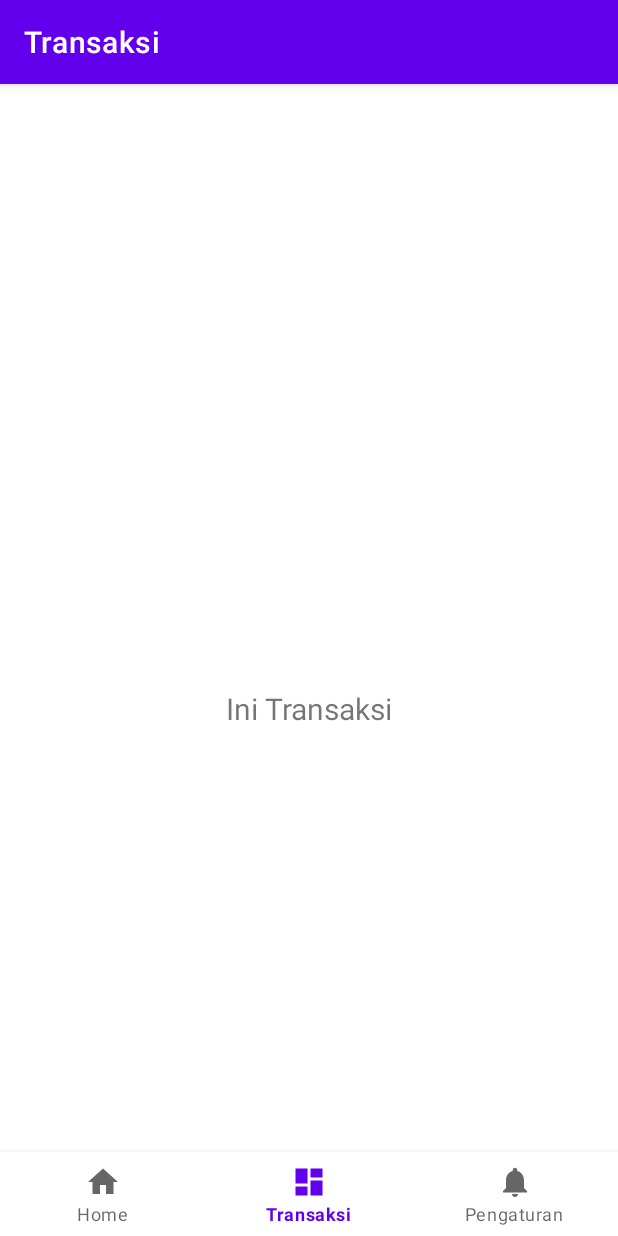
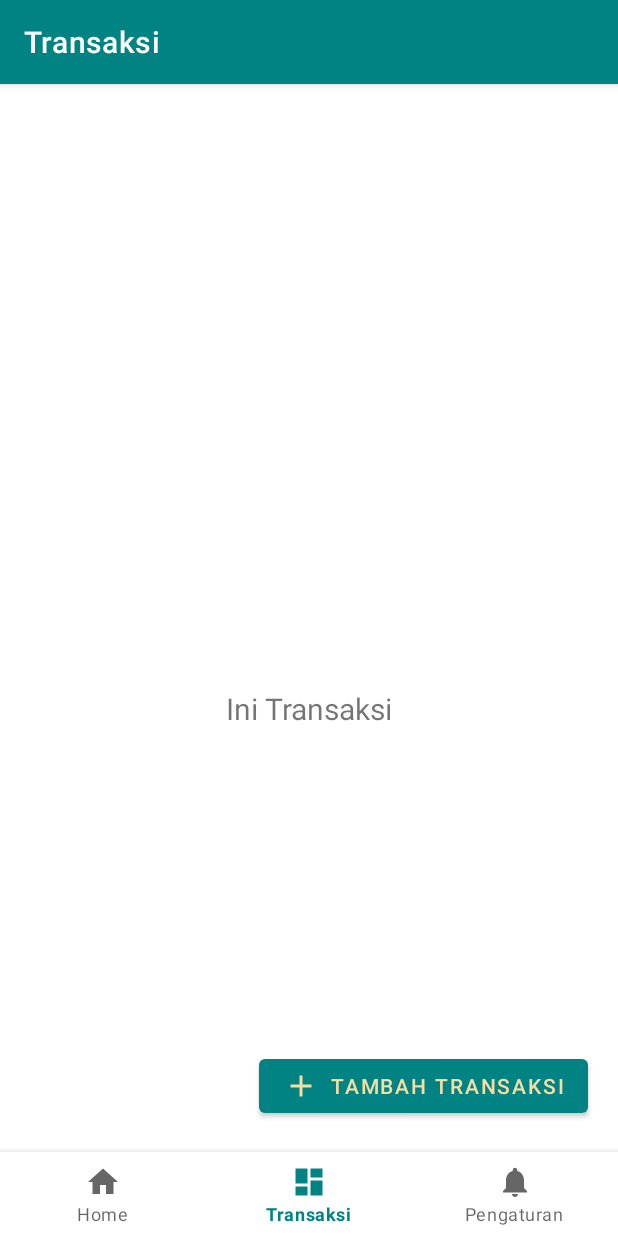
Before and after one commit to dorizx/SelenaApp, an Android app: the TransactionFragment screen opened through its navigation route, on a phone screen of 412 x 824 dp. Run offline under Robolectric (Android 15) with nearby library versions, the phone set to English and light mode, and no system bars; our stand-ins replace navigation-ui.

Commit message:
change color

```diff
--- /dev/null
+++ b/app/src/main/res/drawable/ic_add.xml
@@ -0,0 +1,5 @@
+<vector xmlns:android="http://schemas.android.com/apk/res/android" android:height="24dp" android:tint="#000000" android:viewportHeight="24" android:viewportWidth="24" android:width="24dp">
+
+    <path android:fillColor="#FFFFFF" android:pathData="M19,13h-6v6h-2v-6H5v-2h6V5h2v6h6v2z"/>
+
+</vector>
--- a/app/src/main/res/layout/fragment_transaction.xml
+++ b/app/src/main/res/layout/fragment_transaction.xml
@@ -19,4 +19,25 @@
         app:layout_constraintEnd_toEndOf="parent"
         app:layout_constraintStart_toStartOf="parent"
         app:layout_constraintTop_toTopOf="parent" />
+
+    <com.google.android.material.button.MaterialButton
+        android:id="@+id/button_add_transaction"
+        android:layout_width="wrap_content"
+        android:layout_height="wrap_content"
+        android:layout_margin="20dp"
+        android:layout_marginEnd="28dp"
+        android:layout_marginBottom="80dp"
+        android:text="@string/add_transaction"
+        app:icon="@drawable/ic_add"
+        app:layout_constraintBottom_toTopOf="@id/bottom_navigation"
+        app:layout_constraintEnd_toEndOf="parent" />
+
+    <com.google.android.material.bottomnavigation.BottomNavigationView
+        android:id="@+id/bottom_navigation"
+        android:layout_width="match_parent"
+        android:layout_height="wrap_content"
+        android:layout_gravity="bottom"
+        app:menu="@menu/bottom_nav_menu"
+        app:layout_constraintBottom_toBottomOf="parent"/>
+
 </androidx.constraintlayout.widget.ConstraintLayout>
--- a/app/src/main/res/values/colors.xml
+++ b/app/src/main/res/values/colors.xml
@@ -7,4 +7,10 @@
     <color name="teal_700">#FF018786</color>
     <color name="black">#FF000000</color>
     <color name="white">#FFFFFFFF</color>
+
+    <color name="main">#018383</color>
+    <color name="button_1">#02A8A8</color>
+    <color name="button_2">#42E6A4</color>
+    <color name="text">#F5DEA3</color>
+
 </resources>
--- a/app/src/main/res/values/strings.xml
+++ b/app/src/main/res/values/strings.xml
@@ -5,4 +5,6 @@
     <string name="title_settings">Pengaturan</string>
     <!-- TODO: Remove or change this placeholder text -->
     <string name="hello_blank_fragment">Hello blank fragment</string>
+
+    <string name="add_transaction">Tambah Transaksi</string>
 </resources>
--- a/app/src/main/res/values/themes.xml
+++ b/app/src/main/res/values/themes.xml
@@ -2,9 +2,9 @@
     <!-- Base application theme. -->
     <style name="Theme.SelenaApp" parent="Theme.MaterialComponents.DayNight.DarkActionBar">
         <!-- Primary brand color. -->
-        <item name="colorPrimary">@color/purple_500</item>
-        <item name="colorPrimaryVariant">@color/purple_700</item>
-        <item name="colorOnPrimary">@color/white</item>
+        <item name="colorPrimary">@color/main</item>
+        <item name="colorPrimaryVariant">@color/button_1</item>
+        <item name="colorOnPrimary">@color/text</item>
         <!-- Secondary brand color. -->
         <item name="colorSecondary">@color/teal_200</item>
         <item name="colorSecondaryVariant">@color/teal_700</item>
```
